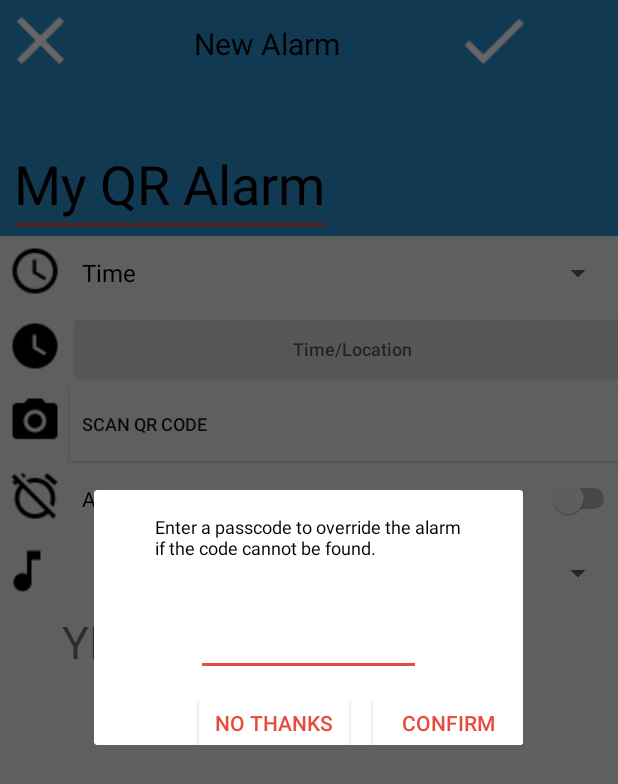
After one commit to ETS-Android1/up-and-atom, an Android app: the fragment AlarmOverrideDialogFragment placed in its activity, on a phone screen of 412 x 824 dp. The commit adds this screen. Shown: the top 784 px of the screen. Run offline under Robolectric (Android 15) with nearby library versions, the phone set to English and light mode, and no system bars.

Commit message:
Created override fragment dialog box java and xml document. once switch in add new alarm activity is activated, a popup dialog will appear. allows a user to dismiss it and to submit but submit results in "at com.example.kelvinharron.qralarm.AlarmOverrideDialogFragment.onClick(AlarmOverrideDialogFragment.java:43)" due to funky edittext setup. need to tweak it further but its a stub/ a start!

```diff
--- a/app/src/main/java/com/example/kelvinharron/qralarm/AddNewAlarm.java
+++ b/app/src/main/java/com/example/kelvinharron/qralarm/AddNewAlarm.java
@@ -1,5 +1,6 @@
 package com.example.kelvinharron.qralarm;
 
+import android.app.FragmentManager;
 import android.app.TimePickerDialog;
 import android.content.Intent;
 import android.support.v7.app.AppCompatActivity;
@@ -8,9 +9,13 @@ import android.view.View;
 import android.widget.AdapterView;
 import android.widget.ArrayAdapter;
 import android.widget.Button;
+import android.widget.CompoundButton;
+import android.widget.EditText;
 import android.widget.Spinner;
+import android.widget.Switch;
 import android.widget.TextView;
 import android.widget.TimePicker;
+import android.widget.Toast;
 
 import java.util.Calendar;
 
@@ -19,6 +24,7 @@ public class AddNewAlarm extends AppCompatActivity {
     private TextView display;
     private Calendar calendar = Calendar.getInstance();
 
+
     @Override
     protected void onCreate(Bundle savedInstanceState) {
         super.onCreate(savedInstanceState);
@@ -26,6 +32,7 @@ public class AddNewAlarm extends AppCompatActivity {
 
         //setAlarmDialog();
         setAlarmType();
+        setOverride();
     }
 
     /**
@@ -50,26 +57,47 @@ public class AddNewAlarm extends AppCompatActivity {
         @Override
         public void onTimeSet(TimePicker view, int hourOfDay, int minute) {
             display.setText("Chosen time is :" + hourOfDay + ":" + minute);
+
         }
     };
 
     /**
-     *
+     * Method for setting an override to the QR alarm
      */
+    private void setOverride() {
 
-    private void locationFinder(){
+        final android.support.v4.app.FragmentManager manager = getSupportFragmentManager();
+        final AlarmOverrideDialogFragment dialogFragment = new AlarmOverrideDialogFragment();
+
+        String passcode;
+
+        final Switch overrideSwitch = (Switch) findViewById(R.id.overrideSwitch);
+        final EditText passcodeEditText = (EditText) findViewById(R.id.editTextPasscode);
+        overrideSwitch.setChecked(false);
+        overrideSwitch.setOnCheckedChangeListener(new CompoundButton.OnCheckedChangeListener() {
+            @Override
+            public void onCheckedChanged(CompoundButton buttonView, boolean isChecked) {
+                if (isChecked) {
+                    Toast.makeText(AddNewAlarm.this, "CHECKED", Toast.LENGTH_SHORT).show();
+                    dialogFragment.show(manager, "fragment");
+
+
+                }
+            }
+        });
+
 
     }
+
 
     /**
      * Method for Choosing the type of alarm
      */
     private void setAlarmType() {
 
-
         String[] timeLocation = {"Time", "Location"};
 
-        final Spinner spinner = (Spinner) findViewById(R.id.chooseTimeSpinner);
+        final Spinner alarmTypeSpinner = (Spinner) findViewById(R.id.chooseTimeSpinner);
 
         // Create array adapter
         ArrayAdapter<String> adapter = new ArrayAdapter<String>(this,
@@ -77,15 +105,16 @@ public class AddNewAlarm extends AppCompatActivity {
         // Specify the layout to use
         adapter.setDropDownViewResource(android.R.layout.simple_spinner_dropdown_item);
         // Apply the adapter to the spinner
-        spinner.setAdapter(adapter);
-        spinner.setOnItemSelectedListener(new AdapterView.OnItemSelectedListener() {
+        alarmTypeSpinner.setAdapter(adapter);
+        alarmTypeSpinner.setOnItemSelectedListener(new AdapterView.OnItemSelectedListener() {
 
             @Override
             public void onItemSelected(AdapterView<?> parent, View view, int position, long id) {
 
-                if (spinner.getSelectedItem().equals("Time")) {
+                if (alarmTypeSpinner.getSelectedItem().equals("Time")) {
                     setAlarmDialog();
-                }if(spinner.getSelectedItem().equals("Location")) {
+                }
+                if (alarmTypeSpinner.getSelectedItem().equals("Location")) {
                     Intent mapIntent = new Intent(view.getContext(), MapsActivity.class);
                     startActivity(mapIntent);
                 }
@@ -96,35 +125,31 @@ public class AddNewAlarm extends AppCompatActivity {
 
             }
         });
+
     }
 
 
 }
 
-
-
-
-
-
-
-/*
-   private void alarmTimeIntent(){
-        Intent alarmIntent = new Intent(AlarmClock.ACTION_SET_ALARM);
-        alarmIntent.putExtra(AlarmClock.EXTRA_HOUR,true);
-        alarmIntent.putExtra(AlarmClock.EXTRA_MINUTES,true);
-        startActivity(alarmIntent);
-    }
-
-    public Dialog onCreateDialog(Bundle savedInstanceState) {
-        // Use the current time as the default values for the picker
-
-
-        final Calendar c = Calendar.getInstance();
-        hour_local = c.get(Calendar.HOUR_OF_DAY);
-        minute_local = c.get(Calendar.MINUTE);
-
-        // Create a new instance of TimePickerDialog and return it
-        return new TimePickerDialog(getActivity(), this, hour_local, minute_local,
-                DateFormat.is24HourFormat(getActivity()));
-    }
-    */
+//Todo:implement alarm intent below
+/***
+ * <p/>
+ * <p/>
+ * private void alarmTimeIntent(){
+ * Intent alarmIntent = new Intent(AlarmClock.ACTION_SET_ALARM);
+ * alarmIntent.putExtra(AlarmClock.EXTRA_HOUR,true);
+ * alarmIntent.putExtra(AlarmClock.EXTRA_MINUTES,true);
+ * startActivity(alarmIntent);}
+ * <p/>
+ * public Dialog onCreateDialog(Bundle savedInstanceState) {
+ * // Use the current time as the default values for the picker
+ * <p/>
+ * <p/>
+ * final Calendar c = Calendar.getInstance();
+ * hour_local = c.get(Calendar.HOUR_OF_DAY);
+ * minute_local = c.get(Calendar.MINUTE);
+ * <p/>
+ * // Create a new instance of TimePickerDialog and return it
+ * return new TimePickerDialog(getActivity(), this, hour_local, minute_local,
+ * DateFormat.is24HourFormat(getActivity()));}
+ */
--- /dev/null
+++ b/app/src/main/java/com/example/kelvinharron/qralarm/AlarmOverrideDialogFragment.java
@@ -0,0 +1,53 @@
+package com.example.kelvinharron.qralarm;
+
+import android.app.Activity;
+import android.os.Bundle;
+import android.support.v4.app.DialogFragment;
+import android.view.LayoutInflater;
+import android.view.View;
+import android.view.ViewGroup;
+import android.widget.Button;
+import android.widget.EditText;
+
+/**
+ * Created by kelvinharron on 05/04/2016.
+ */
+public class AlarmOverrideDialogFragment extends DialogFragment implements View.OnClickListener {
+
+
+    EditText passcodeEditText;
+    Button cancelButton, confirmButton;
+
+    @Override
+    public void onAttach(Activity activity) {
+        super.onAttach(activity);
+
+    }
+
+    @Override
+    public View onCreateView(LayoutInflater inflater, ViewGroup container, Bundle savedInstanceState) {
+        View view = inflater.inflate(R.layout.override_dialog_fragment, container);
+        cancelButton = (Button) view.findViewById(R.id.cancelButton);
+        cancelButton.setOnClickListener(this);
+        confirmButton = (Button) view.findViewById(R.id.confirmButton);
+        confirmButton.setOnClickListener(this);
+        setCancelable(false);
+        return view;
+    }
+
+
+    public void onClick(View view) {
+
+        if (view.getId() == R.id.confirmButton) {
+            //ToDO: add validation for int, agree passcode length with team
+            passcodeEditText.getText().toString();
+            dismiss();
+        }
+
+        if (view.getId() == R.id.cancelButton) {
+            dismiss();
+        }
+
+    }
+
+}
--- a/app/src/main/res/layout/activity_newalarm.xml
+++ b/app/src/main/res/layout/activity_newalarm.xml
@@ -10,40 +10,38 @@
     <LinearLayout
         android:layout_width="match_parent"
         android:layout_height="wrap_content"
-        android:background="@color/colorPrimaryDark"
-        >
+        android:background="@color/colorPrimaryDark">
 
         <ImageButton
             android:id="@+id/cancel"
             android:layout_width="wrap_content"
             android:layout_height="wrap_content"
-            android:src="@drawable/ic_clear_white_36dp"
+            android:background="@color/colorPrimaryDark"
             android:clickable="true"
-            android:background="@color/colorPrimaryDark"/>
+            android:src="@drawable/ic_clear_white_36dp" />
 
         <TextView
             android:id="@+id/newAlarm"
-
             android:layout_width="wrap_content"
             android:layout_height="wrap_content"
+            android:background="@color/colorPrimaryDark"
+            android:padding="15dp"
+            android:paddingEnd="75dp"
+            android:paddingStart="75dp"
+            android:text="New Alarm"
             android:textColor="@color/textColorPrimary"
-            android:textSize="20dp"
-            android:background="@color/colorPrimaryDark"
-            android:text="New Alarm"
-            android:padding="15dp"
-            android:paddingStart="75dp"
-            android:paddingEnd="75dp" />
+            android:textSize="20dp" />
 
         <ImageButton
             android:id="@+id/confirm"
             android:layout_width="wrap_content"
             android:layout_height="wrap_content"
 
-            android:src="@drawable/ic_done_white_36dp"
+            android:background="@color/colorPrimaryDark"
+            android:baselineAlignBottom="false"
             android:clickable="true"
-            android:background="@color/colorPrimaryDark"
             android:cropToPadding="false"
-            android:baselineAlignBottom="false" />
+            android:src="@drawable/ic_done_white_36dp" />
 
     </LinearLayout>
 
@@ -55,13 +53,13 @@
         <EditText
             android:layout_width="wrap_content"
             android:layout_height="wrap_content"
-            android:hint="My QR Alarm"
-            android:textSize="36dp"
             android:layout_marginStart="5dp"
             android:layout_marginTop="30dp"
+            android:hint="My QR Alarm"
             android:singleLine="true"
             android:textColor="@color/textColorPrimary"
-            android:textColorHint="@color/textColorPrimary"/>
+            android:textColorHint="@color/textColorPrimary"
+            android:textSize="36dp" />
     </LinearLayout>
 
     <GridLayout
@@ -72,29 +70,21 @@
         <ImageView
             android:layout_width="wrap_content"
             android:layout_height="wrap_content"
+            android:layout_column="0"
+            android:layout_marginStart="5dp"
             android:layout_marginTop="5dp"
-            android:layout_marginStart="5dp"
-            android:layout_column="0"
             android:layout_row="0"
-            android:src="@drawable/ic_access_time_black_24dp"/>
+            android:src="@drawable/ic_access_time_black_24dp" />
 
         <Spinner
             android:id="@+id/chooseTimeSpinner"
             android:layout_width="match_parent"
+            android:layout_height="50dp"
             android:layout_column="1"
+            android:layout_marginEnd="44dp"
+            android:layout_marginStart="5dp"
             android:layout_row="0"
-            android:layout_marginStart="5dp"
-            android:layout_marginEnd="44dp"
-            android:layout_height="50dp"
-            android:spinnerMode="dialog"
-            >
-        </Spinner>
-
-        <TextView
-            android:id="@+id/displayTimeText"
-            android:layout_width="wrap_content"
-            android:layout_height="wrap_content"
-            />
+            android:spinnerMode="dialog"></Spinner>
 
 
         <ImageView
@@ -104,82 +94,88 @@
             android:layout_marginStart="5dp"
             android:layout_marginTop="5dp"
             android:layout_row="1"
-            android:src="@drawable/ic_watch_later_black_24dp"/>
+            android:src="@drawable/ic_watch_later_black_24dp" />
 
         <Button
             android:id="@+id/timeButton"
             android:layout_width="match_parent"
             android:layout_height="50dp"
             android:layout_column="1"
+            android:layout_marginEnd="35dp"
+            android:layout_marginStart="5dp"
             android:layout_row="1"
             android:hint="  Time/Location"
-            android:textSize="12dp"
-            android:layout_marginEnd="35dp"
-            android:layout_marginStart="5dp"
+            android:inputType="time"
             android:singleLine="true"
-            android:inputType="time"/>
+            android:textSize="12dp" />
 
         <ImageView
             android:layout_width="wrap_content"
             android:layout_height="wrap_content"
             android:layout_column="0"
-            android:layout_row="2"
             android:layout_marginStart="5dp"
             android:layout_marginTop="5dp"
-            android:src="@drawable/ic_camera_alt_black_24dp"/>
+            android:layout_row="2"
+            android:src="@drawable/ic_camera_alt_black_24dp" />
 
         <Button
             android:layout_width="match_parent"
             android:layout_height="50dp"
             android:layout_column="1"
+            android:layout_marginEnd="35dp"
+            android:layout_marginStart="5dp"
             android:layout_row="2"
             android:background="@color/windowBackground"
-            android:layout_marginStart="5dp"
-            android:layout_marginEnd="35dp"
             android:text="   Scan QR Code"
-            android:textSize="12dp"
             android:textAlignment="textStart"
-            />
+            android:textSize="12dp" />
 
         <ImageView
             android:layout_width="wrap_content"
             android:layout_height="wrap_content"
             android:layout_column="0"
-            android:layout_row="3"
             android:layout_marginStart="5dp"
             android:layout_marginTop="5dp"
-            android:src="@drawable/ic_alarm_off_black_24dp"/>
+            android:layout_row="3"
+            android:src="@drawable/ic_alarm_off_black_24dp" />
 
         <Switch
+            android:id="@+id/overrideSwitch"
             android:layout_width="match_parent"
             android:layout_height="50dp"
             android:layout_column="1"
+            android:layout_marginEnd="40dp"
             android:layout_marginStart="10dp"
             android:layout_row="3"
-            android:layout_marginEnd="40dp"
             android:text=" Alarm Override"
-            android:textSize="14dp"
-            />
+            android:textSize="14dp" />
 
         <ImageView
             android:layout_width="wrap_content"
             android:layout_height="wrap_content"
             android:layout_column="0"
+            android:layout_marginTop="5dp"
             android:layout_row="4"
-            android:layout_marginTop="5dp"
-            android:src="@drawable/ic_music_note_black_24dp"/>
+            android:src="@drawable/ic_music_note_black_24dp" />
 
         <Spinner
             android:id="@+id/ringtoneSpinner"
             android:layout_width="match_parent"
+            android:layout_height="50dp"
             android:layout_column="1"
+            android:layout_marginEnd="44dp"
+            android:layout_marginStart="5dp"
             android:layout_row="4"
-            android:layout_marginStart="5dp"
-            android:layout_marginEnd="44dp"
-            android:layout_height="50dp"
-            android:spinnerMode="dialog"
-            >
-        </Spinner>
+            android:spinnerMode="dialog"></Spinner>
+
+        <TextView
+            android:id="@+id/displayTimeText"
+            android:layout_width="wrap_content"
+            android:layout_height="wrap_content"
+            android:layout_column="1"
+            android:layout_row="5"
+            android:text="YEOOO"
+            android:textSize="30dp" />
 
     </GridLayout>
 
--- /dev/null
+++ b/app/src/main/res/layout/override_dialog_fragment.xml
@@ -0,0 +1,57 @@
+<?xml version="1.0" encoding="utf-8"?>
+<LinearLayout xmlns:android="http://schemas.android.com/apk/res/android"
+    android:layout_width="match_parent"
+    android:layout_height="match_parent"
+    android:orientation="vertical">
+
+
+    <TextView
+        android:layout_width="wrap_content"
+        android:textSize="12dp"
+        android:textColor="@color/textColorPrimary"
+        android:layout_gravity="center"
+        android:layout_margin="16dp"
+        android:text="@string/dialog"
+        android:layout_height="wrap_content" />
+
+    <EditText
+        android:id="@+id/editTextPasscode"
+        android:layout_width="150dp"
+        android:layout_height="wrap_content"
+        android:layout_gravity="center"
+        android:layout_margin="16dp"
+        />
+
+    <LinearLayout
+        android:layout_gravity="center_horizontal"
+        android:layout_width="wrap_content"
+        android:layout_height="wrap_content">
+
+        <Button
+            android:layout_marginLeft="70dp"
+            android:textColor="@color/colorAccent"
+            android:id="@+id/cancelButton"
+            android:layout_width="100dp"
+            android:layout_height="30dp"
+            android:background="#FFFFFF"
+            android:text="No Thanks"
+
+            />
+
+        <Button
+           android:layout_marginLeft="@dimen/activity_horizontal_margin"
+            android:textColor="@color/colorAccent"
+            android:id="@+id/confirmButton"
+            android:layout_width="100dp"
+            android:layout_height="30dp"
+            android:background="#FFFFFF"
+            android:text="Confirm"
+
+            />
+
+
+    </LinearLayout>
+
+
+
+</LinearLayout>
--- a/app/src/main/res/values/strings.xml
+++ b/app/src/main/res/values/strings.xml
@@ -7,5 +7,6 @@
     <string name="empty_state">Better set an alarm\n before you sleep in...\n ...again!</string>
     <string name="user_record">Your record:</string>
     <string name="title_activity_maps">Map</string>
+    <string name="dialog">Enter a passcode to override the alarm\nif the code cannot be found.</string>
 
 </resources>
```
